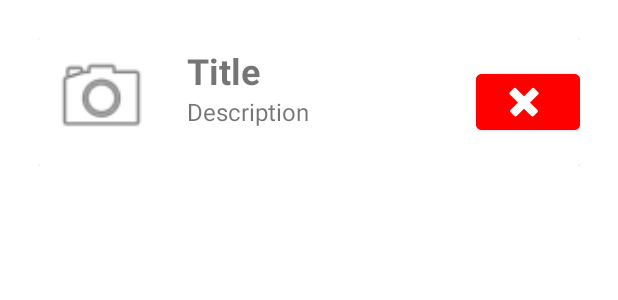
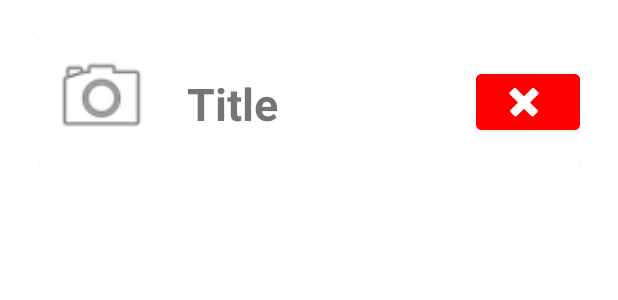
Before and after one commit to Darian-Muel/CP470_MyRecipe, an Android app: the layout recycler_item.xml on its own in the app's theme, with its tools: preview values and no code run, on a phone screen of 412 x 824 dp. Shown: the top 300 px of the screen. Run offline under Robolectric (Android 15) with nearby library versions, the phone set to English and light mode, and no system bars.

Commit message:
update recyclerview item

```diff
--- a/app/src/main/java/com/code/darinmuellerchen/myrecipe/FavouritesActivity.java
+++ b/app/src/main/java/com/code/darinmuellerchen/myrecipe/FavouritesActivity.java
@@ -49,7 +49,7 @@ public class FavouritesActivity extends AppCompatActivity {
 
         FavouritesOnClickListener();
         recyclerView = findViewById(R.id.recyclerViewFavourites);
-        myAdapter = new MyAdapter( this, s1, s2, images, listener);
+        myAdapter = new MyAdapter( this, s1, images, listener);
         recyclerView.setAdapter(myAdapter);
         recyclerView.setLayoutManager(new LinearLayoutManager(this));
 
--- a/app/src/main/res/layout/recycler_item.xml
+++ b/app/src/main/res/layout/recycler_item.xml
@@ -33,21 +33,12 @@
                 android:layout_width="wrap_content"
                 android:layout_height="wrap_content"
                 android:layout_marginStart="20dp"
-                android:layout_marginTop="5dp"
+                android:layout_marginTop="23dp"
                 android:text="Title"
-                android:textSize="24sp"
+                android:textSize="30sp"
                 android:textStyle="bold"
                 app:layout_constraintStart_toEndOf="@+id/food_picture"
                 app:layout_constraintTop_toTopOf="parent" />
-
-            <TextView
-                android:id="@+id/food_description"
-                android:layout_width="wrap_content"
-                android:layout_height="wrap_content"
-                android:text="Description"
-                android:textSize="16sp"
-                app:layout_constraintStart_toStartOf="@+id/food_title"
-                app:layout_constraintTop_toBottomOf="@+id/food_title" />
 
             <Button
                 android:id="@+id/btn_delete"
```
Also changed, not shown: app/src/main/java/com/code/darinmuellerchen/myrecipe/MyAdapter.java (+2 -17 lines).
